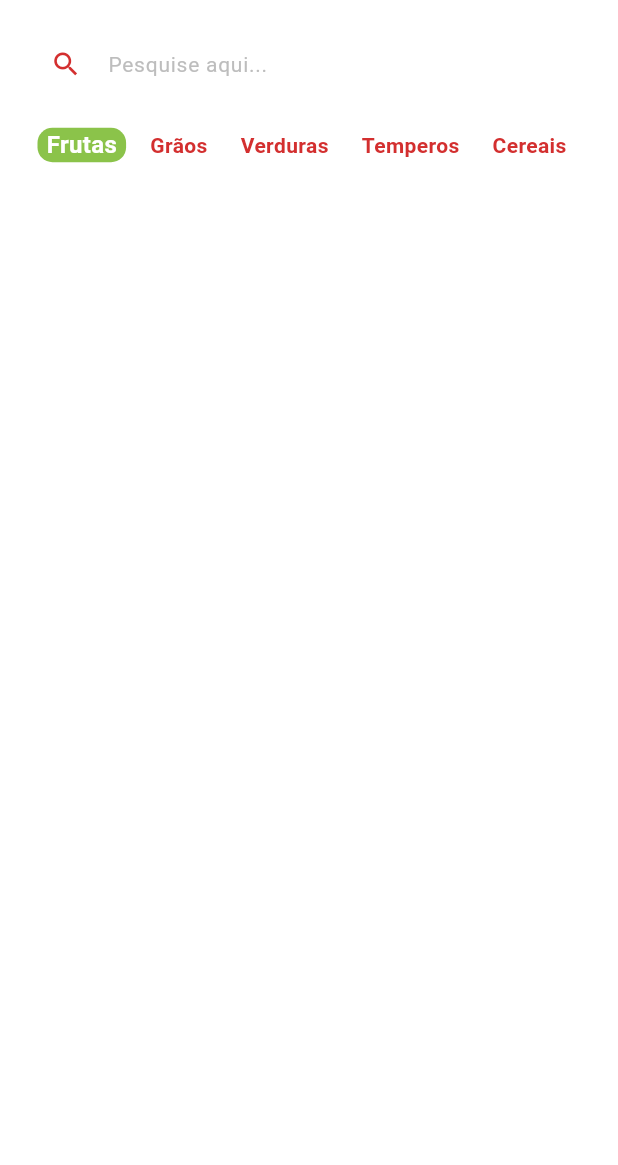
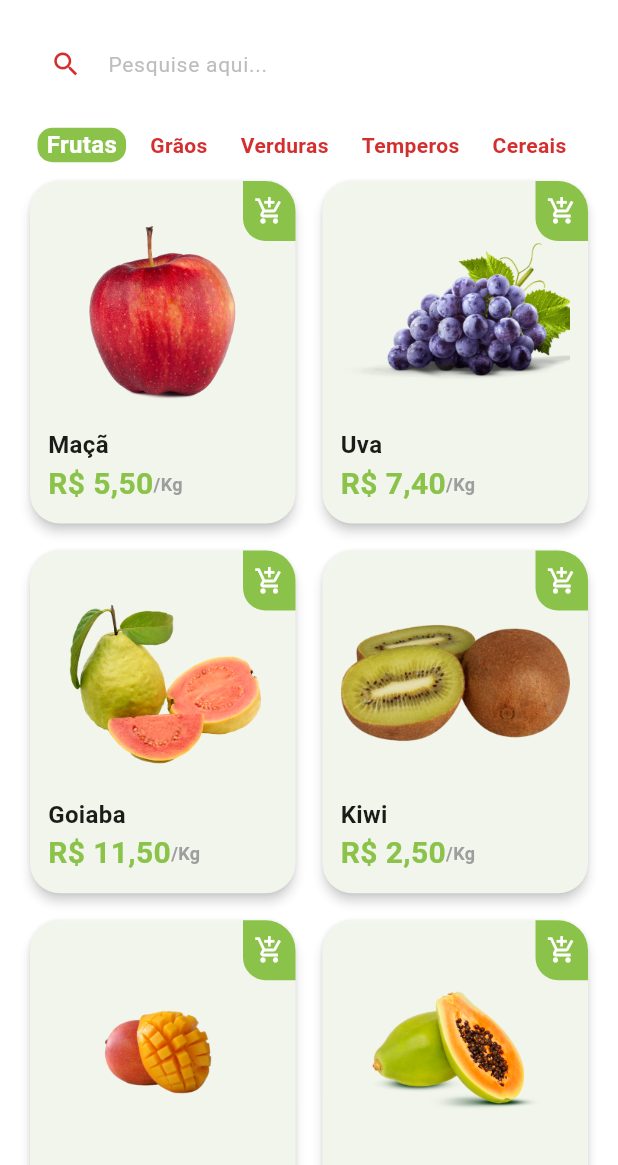
Before and after one commit to EmersonBrancher/green-grocer, a Flutter app: the HomeTab screen opened directly, on a phone screen of 412 x 824 dp, the part 71-1236 px from its top. Run offline on Flutter 3.47's test engine with Material 3 defaults, Android fonts, the phone set to English and light mode, and no system bars; our stand-ins replace animated_text_kit, mask_text_input_formatter.

Commit message:
Conclusão Tela home

```diff
--- a/greengrocer/lib/main.dart
+++ b/greengrocer/lib/main.dart
@@ -1,5 +1,5 @@
 import 'package:flutter/material.dart';
-import 'package:greengrocer/src/auth/sign_in_screen.dart';
+import 'package:greengrocer/src/pages/auth/sign_in_screen.dart';
 
 void main() {
   runApp(const MyApp());
--- /dev/null
+++ b/greengrocer/lib/src/config/app_data.dart
@@ -0,0 +1,65 @@
+import 'package:greengrocer/src/models/item_model.dart';
+
+ItemModel apple = ItemModel(
+    itemName: 'Maçã',
+    imgUrl: 'assets/fruits/apple.png',
+    unit: 'Kg',
+    price: 5.5,
+    description: 'Lorem ipsum dolor sit amet, consectetur adipiscing elit.');
+
+ItemModel grape = ItemModel(
+    itemName: 'Uva',
+    imgUrl: 'assets/fruits/grape.png',
+    unit: 'Kg',
+    price: 7.4,
+    description:
+        'Mauris vel tempus elit, ut luctus tellus. Curabitur et tellus pulvinar, commodo nisi ac, suscipit leo.');
+
+ItemModel guava = ItemModel(
+    itemName: 'Goiaba',
+    imgUrl: 'assets/fruits/guava.png',
+    unit: 'Kg',
+    price: 11.5,
+    description:
+        'Nunc ac accumsan magna. Aliquam pharetra enim ut erat pretium imperdiet.');
+
+ItemModel kiwi = ItemModel(
+    itemName: 'Kiwi',
+    imgUrl: 'assets/fruits/kiwi.png',
+    unit: 'Kg',
+    price: 2.5,
+    description:
+        'Maecenas aliquam elit vel justo pretium, vitae luctus ligula porta.');
+
+ItemModel mango = ItemModel(
+    itemName: 'Manga',
+    imgUrl: 'assets/fruits/mango.png',
+    unit: 'Kg',
+    price: 2.5,
+    description:
+        'Suspendisse congue nunc sagittis aliquet luctus. Nunc a massa nulla. Nunc pellentesque venenatis magna non mollis.');
+
+ItemModel papaya = ItemModel(
+    itemName: 'Mamão papaya',
+    imgUrl: 'assets/fruits/papaya.png',
+    unit: 'Kg',
+    price: 8,
+    description:
+        'Ut fermentum interdum volutpat. Integer nec erat felis. Curabitur aliquet aliquam auctor. Integer interdum in dolor nec ultricies.');
+
+List<ItemModel> items = [
+  apple,
+  grape,
+  guava,
+  kiwi,
+  mango,
+  papaya,
+];
+
+List<String> categories = [
+  'Frutas',
+  'Grãos',
+  'Verduras',
+  'Temperos',
+  'Cereais',
+];
--- /dev/null
+++ b/greengrocer/lib/src/models/item_model.dart
@@ -0,0 +1,15 @@
+class ItemModel {
+  String itemName;
+  String imgUrl;
+  String unit;
+  double price;
+  String description;
+
+  ItemModel({
+    required this.itemName,
+    required this.imgUrl,
+    required this.unit,
+    required this.price,
+    required this.description,
+  });
+}
--- a/greengrocer/lib/src/auth/sign_in_screen.dart
+++ b/greengrocer/lib/src/pages/auth/sign_in_screen.dart
@@ -1,8 +1,8 @@
 import 'package:animated_text_kit/animated_text_kit.dart';
 import 'package:flutter/material.dart';
-import 'package:greengrocer/src/auth/components/custom_text_field.dart';
-import 'package:greengrocer/src/auth/sign_up_screen.dart';
-import 'package:greengrocer/src/base/base_screen.dart';
+import 'package:greengrocer/src/pages/auth/components/custom_text_field.dart';
+import 'package:greengrocer/src/pages/auth/sign_up_screen.dart';
+import 'package:greengrocer/src/pages/base/base_screen.dart';
 import 'package:greengrocer/src/config/custom_colors.dart';
 
 class SignInScreen extends StatelessWidget {
--- /dev/null
+++ b/greengrocer/lib/src/pages/home/components/item_tile.dart
@@ -0,0 +1,91 @@
+import 'package:flutter/material.dart';
+import 'package:greengrocer/src/config/custom_colors.dart';
+import 'package:greengrocer/src/services/utils_services.dart';
+
+import '../../../models/item_model.dart';
+
+class ItemTile extends StatelessWidget {
+  final ItemModel item;
+
+  ItemTile({super.key, required this.item});
+
+  UtilsServices utilsServices = UtilsServices();
+
+  @override
+  Widget build(BuildContext context) {
+    return Stack(
+      children: [
+        Card(
+          elevation: 3,
+          shadowColor: Colors.grey.shade300,
+          shape: RoundedRectangleBorder(
+            borderRadius: BorderRadius.circular(20),
+          ),
+          child: Padding(
+            padding: const EdgeInsets.all(12),
+            child: Column(
+              crossAxisAlignment: CrossAxisAlignment.stretch,
+              children: [
+                Expanded(
+                  child: Image.asset(item.imgUrl),
+                ),
+                Text(
+                  item.itemName,
+                  style: const TextStyle(
+                    fontSize: 16,
+                    fontWeight: FontWeight.bold,
+                  ),
+                ),
+                Row(
+                  children: [
+                    Text(
+                      utilsServices.priceToCurrency(item.price),
+                      style: TextStyle(
+                        fontWeight: FontWeight.bold,
+                        fontSize: 20,
+                        color: CustomColors.customSwatchColor,
+                      ),
+                    ),
+                    Text(
+                      '/${item.unit}',
+                      style: TextStyle(
+                        color: Colors.grey.shade500,
+                        fontWeight: FontWeight.bold,
+                        fontSize: 12,
+                      ),
+                    ),
+                  ],
+                ),
+              ],
+            ),
+          ),
+        ),
+        Positioned(
+          top: 4,
+          right: 4,
+          child: GestureDetector(
+            onTap: () {
+
+            },
+            child: Container(
+              decoration: BoxDecoration(
+                color: CustomColors.customSwatchColor,
+                borderRadius: const BorderRadius.only(
+                  bottomLeft: Radius.circular(15),
+                  topRight: Radius.circular(20),
+                ),
+              ),
+              height: 40,
+              width: 35,
+              child: const Icon(
+                Icons.add_shopping_cart_outlined,
+                color: Colors.white,
+                size: 20,
+              ),
+            ),
+          ),
+        ),
+      ],
+    );
+  }
+}
--- a/greengrocer/lib/src/home/home_tab.dart
+++ b/greengrocer/lib/src/pages/home/home_tab.dart
@@ -1,7 +1,8 @@
 import 'package:flutter/foundation.dart';
 import 'package:flutter/material.dart';
 import 'package:greengrocer/src/config/custom_colors.dart';
-
+import 'package:greengrocer/src/config/app_data.dart' as app_data;
+import 'package:greengrocer/src/pages/home/components/item_tile.dart';
 import 'components/category_tile.dart';
 
 class HomeTab extends StatefulWidget {
@@ -12,14 +13,6 @@ class HomeTab extends StatefulWidget {
 }
 
 class _HomeTabState extends State<HomeTab> {
-  List<String> categories = [
-    'Frutas',
-    'Grãos',
-    'Verduras',
-    'Temperos',
-    'Cereais',
-  ];
-
   String selectedCategory = 'Frutas';
 
   @override
@@ -111,17 +104,33 @@ class _HomeTabState extends State<HomeTab> {
                   return CategoryTile(
                     onPressed: () {
                       setState(() {
-                        selectedCategory = categories[index];
+                        selectedCategory = app_data.categories[index];
                       });
                     },
-                    category: categories[index],
-                    isSelected: categories[index] == selectedCategory,
+                    category: app_data.categories[index],
+                    isSelected: app_data.categories[index] == selectedCategory,
                   );
                 },
                 separatorBuilder: (_, index) => const SizedBox(
                       width: 10,
                     ),
-                itemCount: categories.length),
+                itemCount: app_data.categories.length),
+          ),
+          Expanded(
+            child: GridView.builder(
+              padding: const EdgeInsets.fromLTRB(16, 0, 16, 16),
+              physics: const BouncingScrollPhysics(), // muda a animação do final da lista (e topo)
+              gridDelegate: const SliverGridDelegateWithFixedCrossAxisCount(
+                crossAxisCount: 2,
+                mainAxisSpacing: 10,
+                crossAxisSpacing: 10,
+                childAspectRatio: 9 / 11.5,
+              ),
+              itemBuilder: (_, index) {
+                return ItemTile(item: app_data.items[index],);
+              },
+              itemCount: app_data.items.length,
+            ),
           ),
         ],
       ),
--- /dev/null
+++ b/greengrocer/lib/src/services/utils_services.dart
@@ -0,0 +1,9 @@
+import 'package:intl/intl.dart';
+
+class UtilsServices {
+
+  String priceToCurrency(double price) {
+    NumberFormat numberFormat = NumberFormat.simpleCurrency(locale: 'pt_BR');
+    return numberFormat.format(price);
+  }
+}
--- a/greengrocer/pubspec.yaml
+++ b/greengrocer/pubspec.yaml
@@ -37,6 +37,7 @@ dependencies:
   cupertino_icons: ^1.0.6
   animated_text_kit: ^4.2.2
   mask_text_input_formatter: ^2.9.0
+  intl: ^0.19.0
 
 dev_dependencies:
   flutter_test:
@@ -61,7 +62,8 @@ flutter:
   uses-material-design: true
 
   # To add assets to your application, add an assets section, like this:
-  # assets:
+  assets:
+    - assets/fruits/
   #   - images/a_dot_burr.jpeg
   #   - images/a_dot_ham.jpeg
 
```
Also changed, not shown: greengrocer/assets/fruits/apple.png (added), greengrocer/assets/fruits/grape.png (added), greengrocer/assets/fruits/guava.png (added), greengrocer/assets/fruits/kiwi.png (added), greengrocer/assets/fruits/mango.png (added), greengrocer/assets/fruits/papaya.png (added), greengrocer/lib/src/pages/auth/components/custom_text_field.dart (renamed from greengrocer/lib/src/auth/components/custom_text_field.dart), greengrocer/lib/src/pages/auth/sign_up_screen.dart (renamed from greengrocer/lib/src/auth/sign_up_screen.dart), greengrocer/lib/src/pages/base/base_screen.dart (renamed from greengrocer/lib/src/base/base_screen.dart), greengrocer/lib/src/pages/home/components/category_tile.dart (renamed from greengrocer/lib/src/home/components/category_tile.dart), greengrocer/pubspec.lock.
